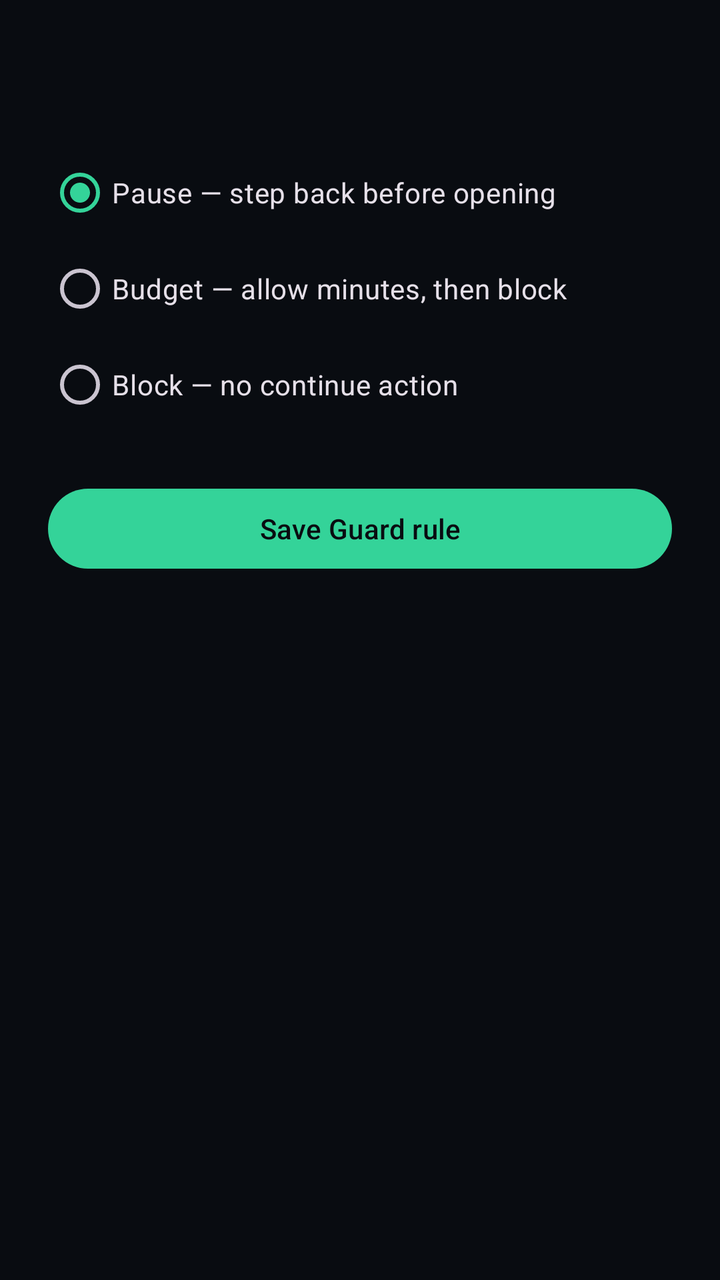
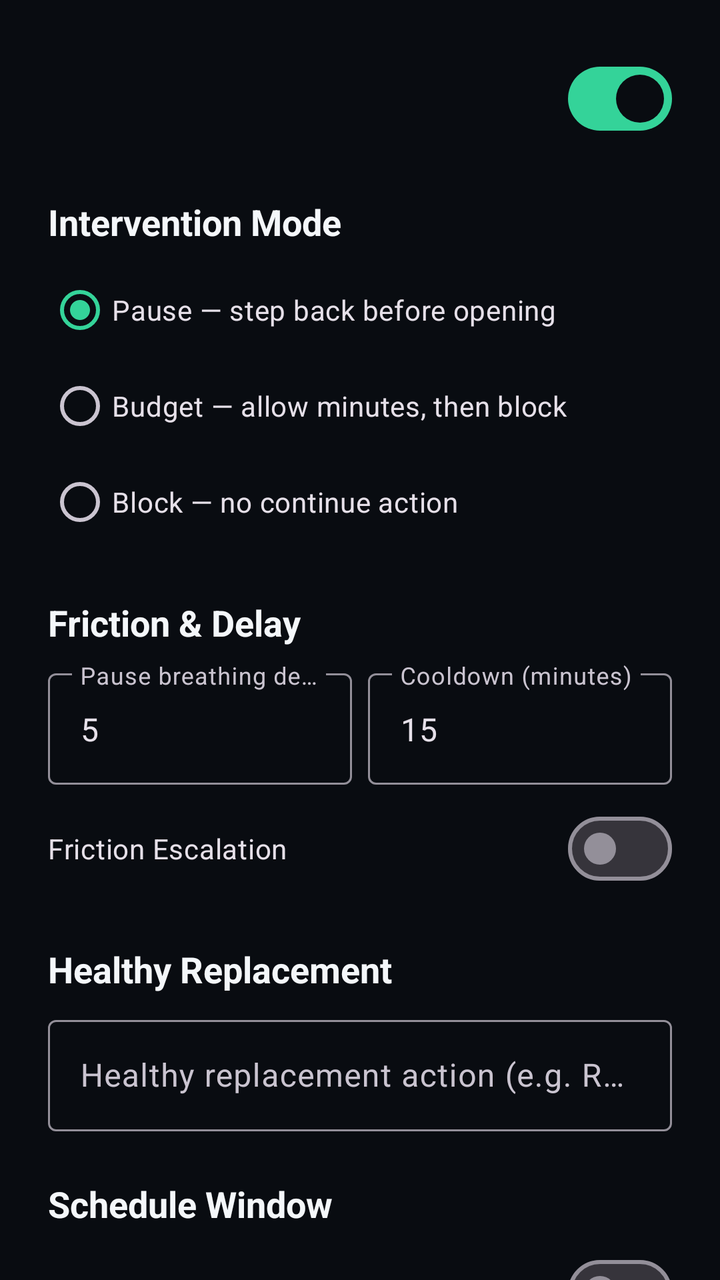

Two renders of the same Android screen: before a commit and after it. Below are the layout's source before the change and the commit's diff.
<!-- AndroidManifest.xml: application theme Theme.Prottasha -->
<!-- res/layout/activity_guard_rule_edit.xml -->
<?xml version="1.0" encoding="utf-8"?>
<androidx.core.widget.NestedScrollView xmlns:android="http://schemas.android.com/apk/res/android" android:layout_width="match_parent" android:layout_height="match_parent">
    <LinearLayout android:layout_width="match_parent" android:layout_height="wrap_content" android:orientation="vertical" android:padding="@dimen/spacing_large">
        <TextView android:id="@+id/guard_rule_target" android:layout_width="match_parent" android:layout_height="wrap_content" android:textColor="@color/color_text_primary" android:textSize="@dimen/text_headline" android:textStyle="bold" />
        <RadioGroup android:id="@+id/guard_mode_group" android:layout_width="match_parent" android:layout_height="wrap_content" android:layout_marginTop="@dimen/spacing_medium" android:checkedButton="@id/guard_mode_pause">
            <RadioButton android:id="@+id/guard_mode_pause" android:layout_width="match_parent" android:layout_height="wrap_content" android:text="@string/guard_mode_pause" />
            <RadioButton android:id="@+id/guard_mode_budget" android:layout_width="match_parent" android:layout_height="wrap_content" android:text="@string/guard_mode_budget" />
            <RadioButton android:id="@+id/guard_mode_block" android:layout_width="match_parent" android:layout_height="wrap_content" android:text="@string/guard_mode_block" />
        </RadioGroup>
        <com.google.android.material.textfield.TextInputLayout android:id="@+id/guard_budget_layout" android:layout_width="match_parent" android:layout_height="wrap_content" android:hint="@string/guard_budget_hint" android:visibility="gone">
            <com.google.android.material.textfield.TextInputEditText android:id="@+id/guard_budget_input" android:layout_width="match_parent" android:layout_height="wrap_content" android:inputType="number" android:text="@string/guard_budget_default" />
        </com.google.android.material.textfield.TextInputLayout>
        <com.google.android.material.button.MaterialButton android:id="@+id/guard_rule_save" style="@style/Widget.Prottasha.Button.Pill" android:layout_width="match_parent" android:layout_height="wrap_content" android:layout_marginTop="@dimen/spacing_large" android:text="@string/guard_save" />
    </LinearLayout>
</androidx.core.widget.NestedScrollView>
<!-- resources referenced by this layout -->
<resources>
  <color name="color_text_primary">#F4F7FA</color>
  <dimen name="spacing_large">24dp</dimen>
  <dimen name="spacing_medium">16dp</dimen>
  <dimen name="text_headline">24sp</dimen>
  <string name="guard_budget_default">20</string>
  <string name="guard_budget_hint">Daily minutes</string>
  <string name="guard_mode_block">Block — no continue action</string>
  <string name="guard_mode_budget">Budget — allow minutes, then block</string>
  <string name="guard_mode_pause">Pause — step back before opening</string>
  <string name="guard_save">Save Guard rule</string>
  <style name="Widget.Prottasha.Button.Pill" parent="Widget.Material3.Button">
          <item name="android:textColor">@color/color_on_hope</item>
          <item name="cornerRadius">@dimen/pill_button_radius</item>
          <item name="backgroundTint">@color/color_hope</item>
      </style>
  <style name="Theme.Prottasha" parent="Theme.Material3.Dark.NoActionBar">
          <item name="android:windowBackground">@color/color_background</item>
          <item name="android:colorBackground">@color/color_background</item>
          <item name="colorSurface">@color/color_surface</item>
          <item name="colorSurfaceVariant">@color/color_surface_raised</item>
          <item name="colorPrimary">@color/color_hope</item>
          <item name="colorOnPrimary">@color/color_on_hope</item>
          <item name="colorSecondary">@color/color_identity</item>
          <item name="colorOnSecondary">@color/color_on_identity</item>
          <item name="colorError">@color/color_crisis</item>
          <item name="colorOnError">@color/color_on_crisis</item>
          <item name="android:textColorPrimary">@color/color_text_primary</item>
          <item name="android:textColorSecondary">@color/color_text_secondary</item>
          <item name="android:navigationBarColor">@color/color_background</item>
          <item name="android:statusBarColor">@color/color_background</item>
          <item name="android:windowLightStatusBar">false</item>
      </style>
  <color name="color_on_hope">#090C11</color>
  <dimen name="pill_button_radius">28dp</dimen>
  <color name="color_hope">#34D399</color>
  <color name="color_background">#090C11</color>
  <color name="color_surface">#151A22</color>
  <color name="color_surface_raised">#202833</color>
  <color name="color_identity">#7C8DFF</color>
  <color name="color_on_identity">#090C11</color>
  <color name="color_crisis">#F87171</color>
  <color name="color_on_crisis">#090C11</color>
  <color name="color_text_secondary">#A9B3C0</color>
</resources>

<!-- the commit's change to res/layout/activity_guard_rule_edit.xml (unified diff, before → after) -->
@@ -1,15 +1,299 @@
 <?xml version="1.0" encoding="utf-8"?>
-<androidx.core.widget.NestedScrollView xmlns:android="http://schemas.android.com/apk/res/android" android:layout_width="match_parent" android:layout_height="match_parent">
-    <LinearLayout android:layout_width="match_parent" android:layout_height="wrap_content" android:orientation="vertical" android:padding="@dimen/spacing_large">
-        <TextView android:id="@+id/guard_rule_target" android:layout_width="match_parent" android:layout_height="wrap_content" android:textColor="@color/color_text_primary" android:textSize="@dimen/text_headline" android:textStyle="bold" />
-        <RadioGroup android:id="@+id/guard_mode_group" android:layout_width="match_parent" android:layout_height="wrap_content" android:layout_marginTop="@dimen/spacing_medium" android:checkedButton="@id/guard_mode_pause">
-            <RadioButton android:id="@+id/guard_mode_pause" android:layout_width="match_parent" android:layout_height="wrap_content" android:text="@string/guard_mode_pause" />
-            <RadioButton android:id="@+id/guard_mode_budget" android:layout_width="match_parent" android:layout_height="wrap_content" android:text="@string/guard_mode_budget" />
-            <RadioButton android:id="@+id/guard_mode_block" android:layout_width="match_parent" android:layout_height="wrap_content" android:text="@string/guard_mode_block" />
+<androidx.core.widget.NestedScrollView xmlns:android="http://schemas.android.com/apk/res/android"
+    xmlns:app="http://schemas.android.com/apk/res-auto"
+    android:layout_width="match_parent"
+    android:layout_height="match_parent"
+    android:fillViewport="true">
+
+    <LinearLayout
+        android:layout_width="match_parent"
+        android:layout_height="wrap_content"
+        android:orientation="vertical"
+        android:padding="@dimen/spacing_large">
+
+        
+        <TextView
+            android:id="@+id/guard_protection_banner"
+            android:layout_width="match_parent"
+            android:layout_height="wrap_content"
+            android:layout_marginBottom="@dimen/spacing_medium"
+            android:background="@color/color_crisis_subtle"
+            android:padding="@dimen/spacing_medium"
+            android:text="Strict edit protection is active during this schedule window. Changes and deletion are locked."
+            android:textColor="@color/color_crisis"
+            android:textSize="@dimen/text_body"
+            android:textStyle="bold"
+            android:visibility="gone" />
+
+        
+        <LinearLayout
+            android:layout_width="match_parent"
+            android:layout_height="wrap_content"
+            android:gravity="center_vertical"
+            android:orientation="horizontal">
+
+            <LinearLayout
+                android:layout_width="0dp"
+                android:layout_height="wrap_content"
+                android:layout_weight="1"
+                android:orientation="vertical">
+
+                <TextView
+                    android:id="@+id/guard_rule_target"
+                    android:layout_width="wrap_content"
+                    android:layout_height="wrap_content"
+                    android:textColor="@color/color_text_primary"
+                    android:textSize="@dimen/text_headline"
+                    android:textStyle="bold" />
+
+                <TextView
+                    android:id="@+id/guard_rule_package_sub"
+                    android:layout_width="wrap_content"
+                    android:layout_height="wrap_content"
+                    android:layout_marginTop="2dp"
+                    android:textColor="@color/color_text_muted"
+                    android:textSize="@dimen/text_caption" />
+            </LinearLayout>
+
+            <com.google.android.material.materialswitch.MaterialSwitch
+                android:id="@+id/guard_enabled_switch"
+                android:layout_width="wrap_content"
+                android:layout_height="wrap_content"
+                android:checked="true" />
+        </LinearLayout>
+
+        
+        <TextView
+            android:layout_width="match_parent"
+            android:layout_height="wrap_content"
+            android:layout_marginTop="@dimen/spacing_large"
+            android:text="Intervention Mode"
+            android:textColor="@color/color_text_primary"
+            android:textSize="@dimen/text_title"
+            android:textStyle="bold" />
+
+        <RadioGroup
+            android:id="@+id/guard_mode_group"
+            android:layout_width="match_parent"
+            android:layout_height="wrap_content"
+            android:layout_marginTop="@dimen/spacing_small"
+            android:checkedButton="@id/guard_mode_pause">
+
+            <RadioButton
+                android:id="@+id/guard_mode_pause"
+                android:layout_width="match_parent"
+                android:layout_height="wrap_content"
+                android:minHeight="@dimen/touch_target_min"
+                android:text="@string/guard_mode_pause" />
+
+            <RadioButton
+                android:id="@+id/guard_mode_budget"
+                android:layout_width="match_parent"
+                android:layout_height="wrap_content"
+                android:minHeight="@dimen/touch_target_min"
+                android:text="@string/guard_mode_budget" />
+
+            <RadioButton
+                android:id="@+id/guard_mode_block"
+                android:layout_width="match_parent"
+                android:layout_height="wrap_content"
+                android:minHeight="@dimen/touch_target_min"
+                android:text="@string/guard_mode_block" />
         </RadioGroup>
-        <com.google.android.material.textfield.TextInputLayout android:id="@+id/guard_budget_layout" android:layout_width="match_parent" android:layout_height="wrap_content" android:hint="@string/guard_budget_hint" android:visibility="gone">
-            <com.google.android.material.textfield.TextInputEditText android:id="@+id/guard_budget_input" android:layout_width="match_parent" android:layout_height="wrap_content" android:inputType="number" android:text="@string/guard_budget_default" />
+
+        
+        <LinearLayout
+            android:id="@+id/guard_budget_container"
+            android:layout_width="match_parent"
+            android:layout_height="wrap_content"
+            android:orientation="vertical"
+            android:visibility="gone">
+
+            <com.google.android.material.textfield.TextInputLayout
+                android:id="@+id/guard_budget_layout"
+                android:layout_width="match_parent"
+                android:layout_height="wrap_content"
+                android:layout_marginTop="@dimen/spacing_small"
+                android:hint="@string/guard_budget_hint">
+
+                <com.google.android.material.textfield.TextInputEditText
+                    android:id="@+id/guard_budget_input"
+                    android:layout_width="match_parent"
+                    android:layout_height="wrap_content"
+                    android:inputType="number"
+                    android:text="@string/guard_budget_default" />
+            </com.google.android.material.textfield.TextInputLayout>
+
+            <com.google.android.material.textfield.TextInputLayout
+                android:id="@+id/guard_grace_layout"
+                android:layout_width="match_parent"
+                android:layout_height="wrap_content"
+                android:layout_marginTop="@dimen/spacing_small"
+                android:hint="@string/guard_grace_hint">
+
+                <com.google.android.material.textfield.TextInputEditText
+                    android:id="@+id/guard_grace_input"
+                    android:layout_width="match_parent"
+                    android:layout_height="wrap_content"
+                    android:inputType="number"
+                    android:text="5" />
+            </com.google.android.material.textfield.TextInputLayout>
+        </LinearLayout>
+
+        
+        <TextView
+            android:layout_width="match_parent"
+            android:layout_height="wrap_content"
+            android:layout_marginTop="@dimen/spacing_large"
+            android:text="Friction &amp; Delay"
+            android:textColor="@color/color_text_primary"
+            android:textSize="@dimen/text_title"
+            android:textStyle="bold" />
+
+        <LinearLayout
+            android:layout_width="match_parent"
+            android:layout_height="wrap_content"
+            android:layout_marginTop="@dimen/spacing_small"
+            android:orientation="horizontal">
+
+            <com.google.android.material.textfield.TextInputLayout
+                android:id="@+id/guard_delay_layout"
+                android:layout_width="0dp"
+                android:layout_height="wrap_content"
+                android:layout_weight="1"
+                android:layout_marginEnd="@dimen/spacing_small"
+                android:hint="@string/guard_delay_hint">
+
+                <com.google.android.material.textfield.TextInputEditText
+                    android:id="@+id/guard_delay_input"
+                    android:layout_width="match_parent"
+                    android:layout_height="wrap_content"
+                    android:inputType="number"
+                    android:text="5" />
+            </com.google.android.material.textfield.TextInputLayout>
+
+            <com.google.android.material.textfield.TextInputLayout
+                android:id="@+id/guard_cooldown_layout"
+                android:layout_width="0dp"
+                android:layout_height="wrap_content"
+                android:layout_weight="1"
+                android:hint="@string/guard_cooldown_hint">
+
+                <com.google.android.material.textfield.TextInputEditText
+                    android:id="@+id/guard_cooldown_input"
+                    android:layout_width="match_parent"
+                    android:layout_height="wrap_content"
+                    android:inputType="number"
+                    android:text="15" />
+            </com.google.android.material.textfield.TextInputLayout>
+        </LinearLayout>
+
+        <com.google.android.material.materialswitch.MaterialSwitch
+            android:id="@+id/guard_escalation_switch"
+            android:layout_width="match_parent"
+            android:layout_height="wrap_content"
+            android:layout_marginTop="@dimen/spacing_small"
+            android:minHeight="@dimen/touch_target_min"
+            android:text="@string/guard_escalation_title" />
+
+        
+        <TextView
+            android:layout_width="match_parent"
+            android:layout_height="wrap_content"
+            android:layout_marginTop="@dimen/spacing_large"
+            android:text="Healthy Replacement"
+            android:textColor="@color/color_text_primary"
+            android:textSize="@dimen/text_title"
+            android:textStyle="bold" />
+
+        <com.google.android.material.textfield.TextInputLayout
+            android:id="@+id/guard_replacement_layout"
+            android:layout_width="match_parent"
+            android:layout_height="wrap_content"
+            android:layout_marginTop="@dimen/spacing_small"
+            android:hint="@string/guard_replacement_hint">
+
+            <com.google.android.material.textfield.TextInputEditText
+                android:id="@+id/guard_replacement_input"
+                android:layout_width="match_parent"
+                android:layout_height="wrap_content"
+                android:inputType="textCapSentences" />
         </com.google.android.material.textfield.TextInputLayout>
-        <com.google.android.material.button.MaterialButton android:id="@+id/guard_rule_save" style="@style/Widget.Prottasha.Button.Pill" android:layout_width="match_parent" android:layout_height="wrap_content" android:layout_marginTop="@dimen/spacing_large" android:text="@string/guard_save" />
+
+        
+        <TextView
+            android:layout_width="match_parent"
+            android:layout_height="wrap_content"
+            android:layout_marginTop="@dimen/spacing_large"
+            android:text="@string/guard_schedule_title"
+            android:textColor="@color/color_text_primary"
+            android:textSize="@dimen/text_title"
+            android:textStyle="bold" />
+
+        <com.google.android.material.materialswitch.MaterialSwitch
+            android:id="@+id/guard_schedule_switch"
+            android:layout_width="match_parent"
+            android:layout_height="wrap_content"
+            android:layout_marginTop="@dimen/spacing_small"
+            android:minHeight="@dimen/touch_target_min"
+            android:text="@string/guard_schedule_enable" />
+
+        <LinearLayout
+            android:id="@+id/guard_schedule_buttons_container"
+            android:layout_width="match_parent"
+            android:layout_height="wrap_content"
+            android:layout_marginTop="@dimen/spacing_small"
+            android:orientation="horizontal"
+            android:visibility="gone">
+
+            <com.google.android.material.button.MaterialButton
+                android:id="@+id/guard_schedule_start_button"
+                style="@style/Widget.Material3.Button.OutlinedButton"
+                android:layout_width="0dp"
+                android:layout_height="wrap_content"
+                android:layout_weight="1"
+                android:layout_marginEnd="@dimen/spacing_small"
+                android:minHeight="@dimen/touch_target_min"
+                android:text="Start: 00:00" />
+
+            <com.google.android.material.button.MaterialButton
+                android:id="@+id/guard_schedule_end_button"
+                style="@style/Widget.Material3.Button.OutlinedButton"
+                android:layout_width="0dp"
+                android:layout_height="wrap_content"
+                android:layout_weight="1"
+                android:minHeight="@dimen/touch_target_min"
+                android:text="End: 00:00" />
+        </LinearLayout>
+
+        <com.google.android.material.materialswitch.MaterialSwitch
+            android:id="@+id/guard_protection_switch"
+            android:layout_width="match_parent"
+            android:layout_height="wrap_content"
+            android:layout_marginTop="@dimen/spacing_small"
+            android:minHeight="@dimen/touch_target_min"
+            android:text="@string/guard_protection_title" />
+
+        
+        <com.google.android.material.button.MaterialButton
+            android:id="@+id/guard_rule_save"
+            style="@style/Widget.Prottasha.Button.Pill"
+            android:layout_width="match_parent"
+            android:layout_height="wrap_content"
+            android:layout_marginTop="@dimen/spacing_xlarge"
+            android:minHeight="@dimen/touch_target_min"
+            android:text="@string/guard_save" />
+
+        <com.google.android.material.button.MaterialButton
+            android:id="@+id/guard_rule_delete"
+            style="@style/Widget.Material3.Button.TextButton"
+            android:layout_width="match_parent"
+            android:layout_height="wrap_content"
+            android:layout_marginTop="@dimen/spacing_small"
+            android:minHeight="@dimen/touch_target_min"
+            android:text="@string/guard_delete"
+            android:textColor="@color/color_crisis"
+            android:visibility="gone" />
+
     </LinearLayout>
 </androidx.core.widget.NestedScrollView>
<!-- resource entries referenced after the edit -->
@@ -3,13 +3,28 @@
   <color name="color_text_primary">#F4F7FA</color>
   <dimen name="spacing_large">24dp</dimen>
   <dimen name="spacing_medium">16dp</dimen>
+  <dimen name="spacing_small">8dp</dimen>
+  <dimen name="spacing_xlarge">32dp</dimen>
+  <dimen name="text_body">16sp</dimen>
+  <dimen name="text_caption">12sp</dimen>
   <dimen name="text_headline">24sp</dimen>
+  <dimen name="text_title">18sp</dimen>
+  <dimen name="touch_target_min">48dp</dimen>
   <string name="guard_budget_default">20</string>
   <string name="guard_budget_hint">Daily minutes</string>
+  <string name="guard_cooldown_hint">Cooldown (minutes)</string>
+  <string name="guard_delay_hint">Pause breathing delay (seconds)</string>
+  <string name="guard_delete">Delete Rule</string>
+  <string name="guard_escalation_title">Friction Escalation</string>
+  <string name="guard_grace_hint">Grace warning (minutes)</string>
   <string name="guard_mode_block">Block — no continue action</string>
   <string name="guard_mode_budget">Budget — allow minutes, then block</string>
   <string name="guard_mode_pause">Pause — step back before opening</string>
+  <string name="guard_protection_title">Strict Edit Protection</string>
+  <string name="guard_replacement_hint">Healthy replacement action (e.g. Read 10 pages)</string>
   <string name="guard_save">Save Guard rule</string>
+  <string name="guard_schedule_enable">Enforce during scheduled window</string>
+  <string name="guard_schedule_title">Schedule Window</string>
   <style name="Widget.Prottasha.Button.Pill" parent="Widget.Material3.Button">
           <item name="android:textColor">@color/color_on_hope</item>
           <item name="cornerRadius">@dimen/pill_button_radius</item>
@@ -41,6 +56,8 @@
   <color name="color_identity">#7C8DFF</color>
   <color name="color_on_identity">#090C11</color>
   <color name="color_crisis">#F87171</color>
+  <color name="color_crisis_subtle">#33F87171</color>
+  <color name="color_text_muted">#8B96A4</color>
   <color name="color_on_crisis">#090C11</color>
   <color name="color_text_secondary">#A9B3C0</color>
 </resources>
